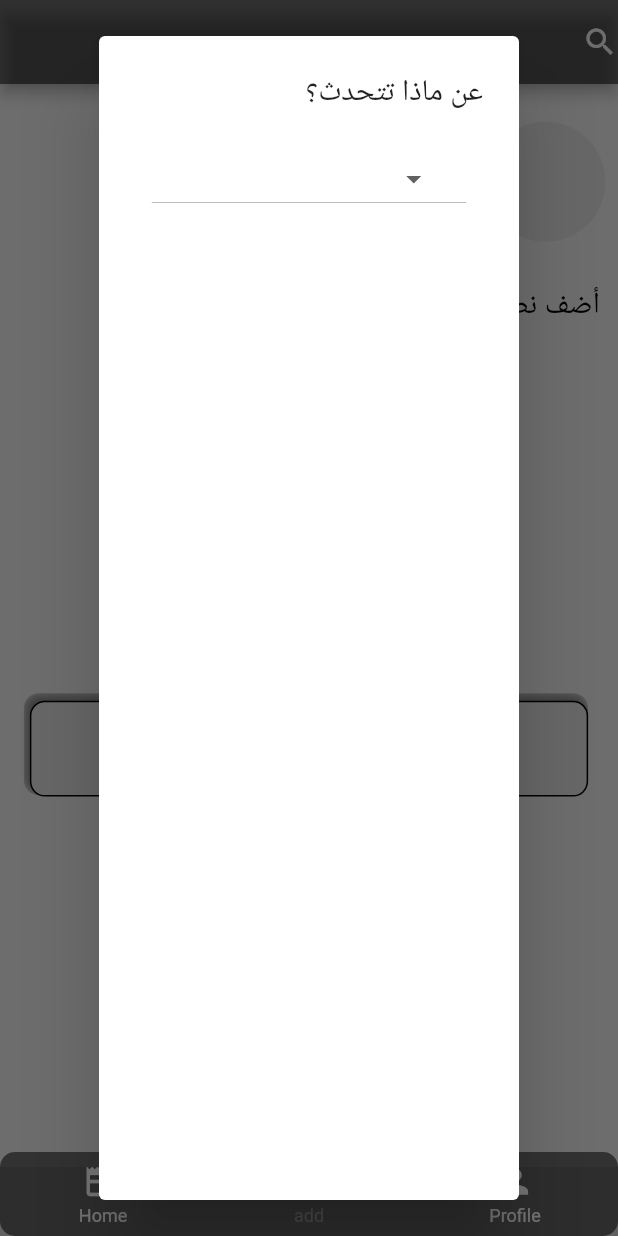
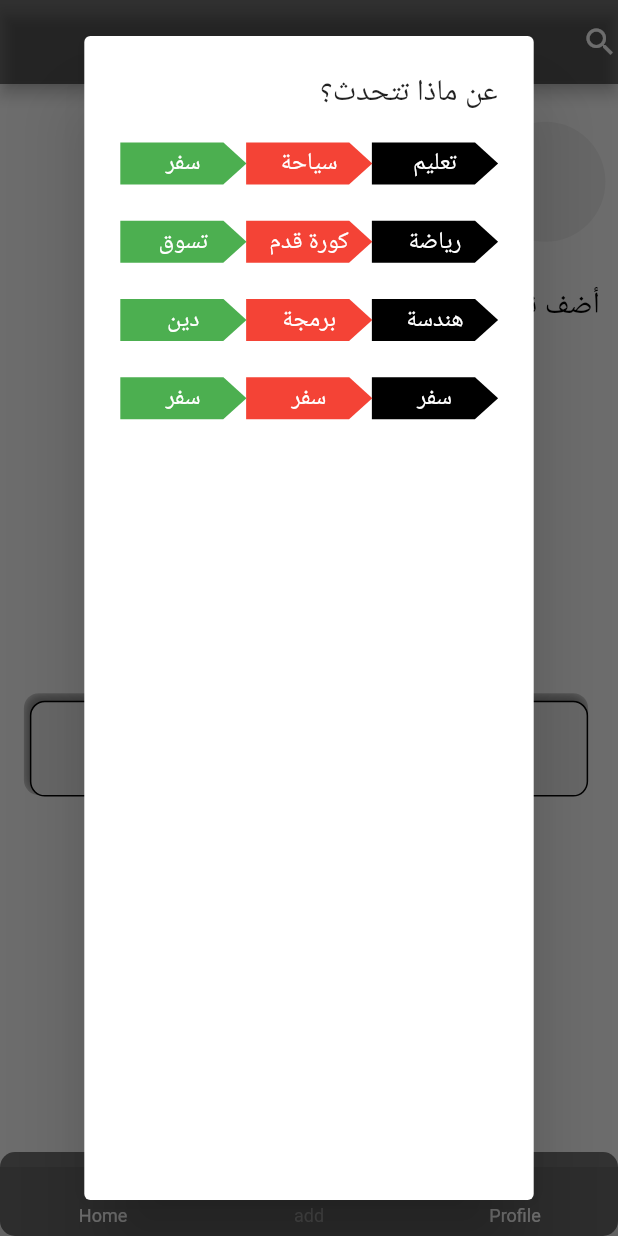
Before and after one commit to Amrmahmoud333/naseha, a Flutter app: the screen it shows once a user with an empty profile is signed in, item 2 of the bottom bar chosen, after a tap on "الهاشتاج", on a phone screen of 412 x 824 dp. Run offline on Flutter 3.47's test engine with Material 2 defaults, Android fonts, the phone set to English and light mode, and no system bars; drawn by our look-alikes of persistent_bottom_nav_bar; our stand-ins replace auto_size_text, bloc, cloud_firestore, firebase_auth, firebase_core, flutter_bloc and 1 more; accounts and stored records are empty; network calls fail.

Commit message:
made tags dynamic and limited

```diff
--- a/lib/views/add_naseha/widget/add_tag.dart
+++ b/lib/views/add_naseha/widget/add_tag.dart
@@ -1,5 +1,5 @@
 import 'package:flutter/material.dart';
-import 'package:naseha/views/news_feed/widgets/tags.dart';
+import 'package:naseha/views/news_feed/widgets/custom_tag.dart';
 
 class AddTag extends StatelessWidget {
   const AddTag({Key? key}) : super(key: key);
@@ -36,7 +36,7 @@ class AddTag extends StatelessWidget {
           showDialog(
               context: context,
               builder: ((context) {
-                return const ChooseTag();
+                return ChooseTag();
               }));
         },
         child: Row(
@@ -75,21 +75,40 @@ class ChooseTag extends StatelessWidget {
         title: const Text('عن ماذا تتحدث؟'),
         content: Column(
           children: [
-            SizedBox(
-              width: w(200),
-              child: DropdownButton(
-                items: const [
-                  DropdownMenuItem(
-                    value: 'stv',
-                    child: Text('سفر'),
-                  ),
-                  DropdownMenuItem(
-                    value: 'stv',
-                    child: Text('سفر'),
-                  ),
-                ],
-                onChanged: (value) {},
-              ),
+            Column(
+              children: [
+                Row(
+                  children: const [
+                    TagList(color: Colors.black, text: 'تعليم'),
+                    TagList(color: Colors.red, text: 'سياحة'),
+                    TagList(color: Colors.green, text: 'سفر'),
+                  ],
+                ),
+                SizedBox(height: h(25)),
+                Row(
+                  children: const [
+                    TagList(color: Colors.black, text: 'رياضة'),
+                    TagList(color: Colors.red, text: 'كورة قدم'),
+                    TagList(color: Colors.green, text: 'تسوق'),
+                  ],
+                ),
+                SizedBox(height: h(25)),
+                Row(
+                  children: const [
+                    TagList(color: Colors.black, text: 'هندسة'),
+                    TagList(color: Colors.red, text: 'برمجة'),
+                    TagList(color: Colors.green, text: 'دين'),
+                  ],
+                ),
+                SizedBox(height: h(25)),
+                Row(
+                  children: const [
+                    TagList(color: Colors.black, text: 'سفر'),
+                    TagList(color: Colors.red, text: 'سفر'),
+                    TagList(color: Colors.green, text: 'سفر'),
+                  ],
+                ),
+              ],
             )
           ],
         ),
@@ -97,3 +116,42 @@ class ChooseTag extends StatelessWidget {
     );
   }
 }
+
+class TagList extends StatelessWidget {
+  const TagList({Key? key, required this.color, required this.text})
+      : super(key: key);
+  final String text;
+  final Color color;
+
+  @override
+  Widget build(BuildContext context) {
+    double h(double n) {
+      return MediaQuery.of(context).size.height * (n / 851);
+    }
+
+    double w(double n) {
+      return MediaQuery.of(context).size.width * (n / 393);
+    }
+
+    return SizedBox(
+      child: Stack(
+        alignment: Alignment.topLeft,
+        children: [
+          Stack(
+            alignment: Alignment.center,
+            children: [
+              CustomPaint(
+                size: Size(w(80), (w(80) * 0.3333333333333333).toDouble()),
+                painter: FirstTag(tagColor: color),
+              ),
+              Text(
+                text,
+                style: const TextStyle(color: Colors.white),
+              ),
+            ],
+          ),
+        ],
+      ),
+    );
+  }
+}
--- a/lib/views/full_naseha/screen/naseha_screen.dart
+++ b/lib/views/full_naseha/screen/naseha_screen.dart
@@ -30,7 +30,7 @@ class NasehaScreen extends StatelessWidget {
           child: Column(
             children: [
               SizedBox(height: h(10)),
-              const CustomTag(tagColor: Colors.yellow, text: 'سفر'),
+              const CustomTag(tagColor: Colors.yellow, text: 'سفر', count: 1),
               SizedBox(height: h(10)),
               const UserInfomation(),
               Padding(
--- a/lib/views/news_feed/widgets/custom_tag.dart
+++ b/lib/views/news_feed/widgets/custom_tag.dart
@@ -1,10 +1,15 @@
 import 'package:flutter/material.dart';
 
 class CustomTag extends StatelessWidget {
-  const CustomTag({Key? key, required this.tagColor, required this.text})
+  const CustomTag(
+      {Key? key,
+      required this.tagColor,
+      required this.text,
+      required this.count})
       : super(key: key);
   final Color tagColor;
   final String text;
+  final int count;
   @override
   Widget build(BuildContext context) {
     double w(double n) {
@@ -16,34 +21,23 @@ class CustomTag extends StatelessWidget {
       child: Stack(
         alignment: Alignment.topLeft,
         children: [
+          for (int i = 0; i < count; i++)
             Padding(
-            padding: EdgeInsets.only(left: w(25)),
+              padding: EdgeInsets.only(left: w(25 + (i * 70))),
               child: Stack(
                 alignment: Alignment.center,
                 children: [
                   CustomPaint(
                     size: Size(w(80), (w(80) * 0.3333333333333333).toDouble()),
-                  painter: FirstTag(tagColor: tagColor),
+                    painter: i == 0
+                        ? FirstTag(tagColor: tagColor)
+                        : CustomPainterTag(tagColor: tagColor),
                   ),
-                const Text(
-                  'سفر',
-                  style: TextStyle(color: Colors.white),
+                  Text(
+                    text,
+                    style: const TextStyle(color: Colors.white),
                   ),
                 ],
-            ),
-          ),
-          Padding(
-            padding: EdgeInsets.only(left: w(95)),
-            child: CustomPaint(
-              size: Size(w(80), (w(80) * 0.3333333333333333).toDouble()),
-              painter: CustomPainterTag(tagColor: tagColor),
-            ),
-          ),
-          Padding(
-            padding: EdgeInsets.only(left: w(165)),
-            child: CustomPaint(
-              size: Size(w(80), (w(80) * 0.3333333333333333).toDouble()),
-              painter: CustomPainterTag(tagColor: tagColor),
               ),
             ),
         ],
--- a/lib/views/shared/naseha_widget.dart
+++ b/lib/views/shared/naseha_widget.dart
@@ -31,7 +31,7 @@ class NasehaWidget extends StatelessWidget {
           child: Column(
             crossAxisAlignment: CrossAxisAlignment.end,
             children: [
-              const CustomTag(text: 'سفر', tagColor: Colors.black),
+              const CustomTag(text: 'سفر', tagColor: Colors.black, count: 2),
               const UserInfomation(),
               SizedBox(height: h(3)),
               InkWell(
```
Lines whose indentation alone changed are shown as unchanged.
